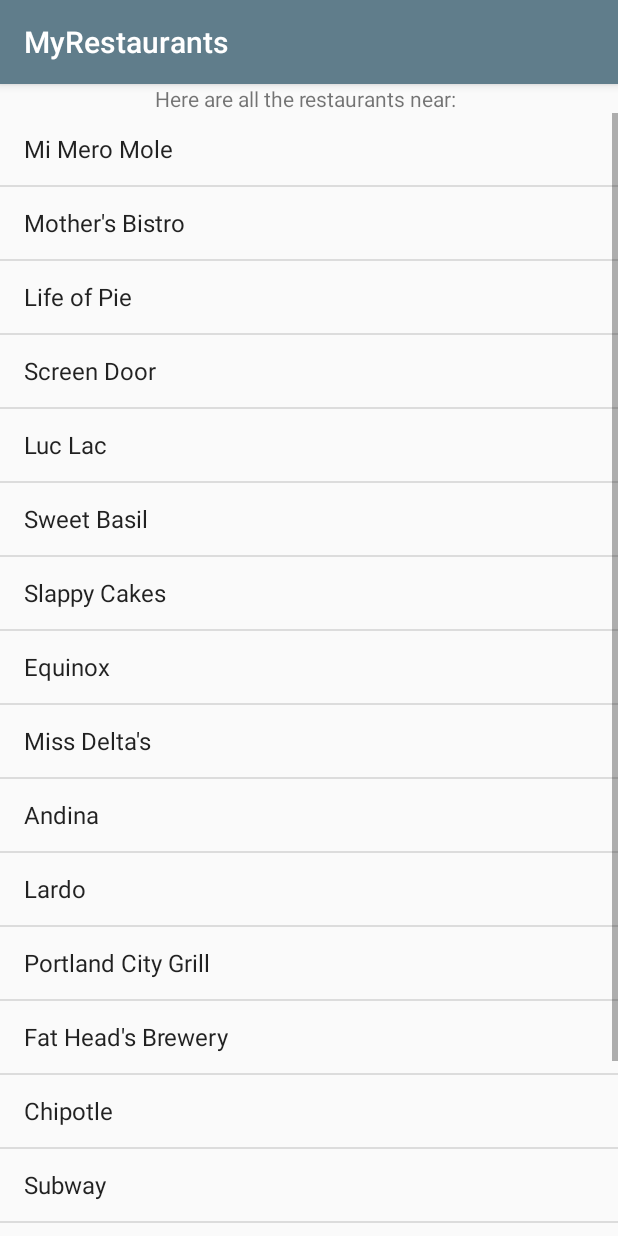
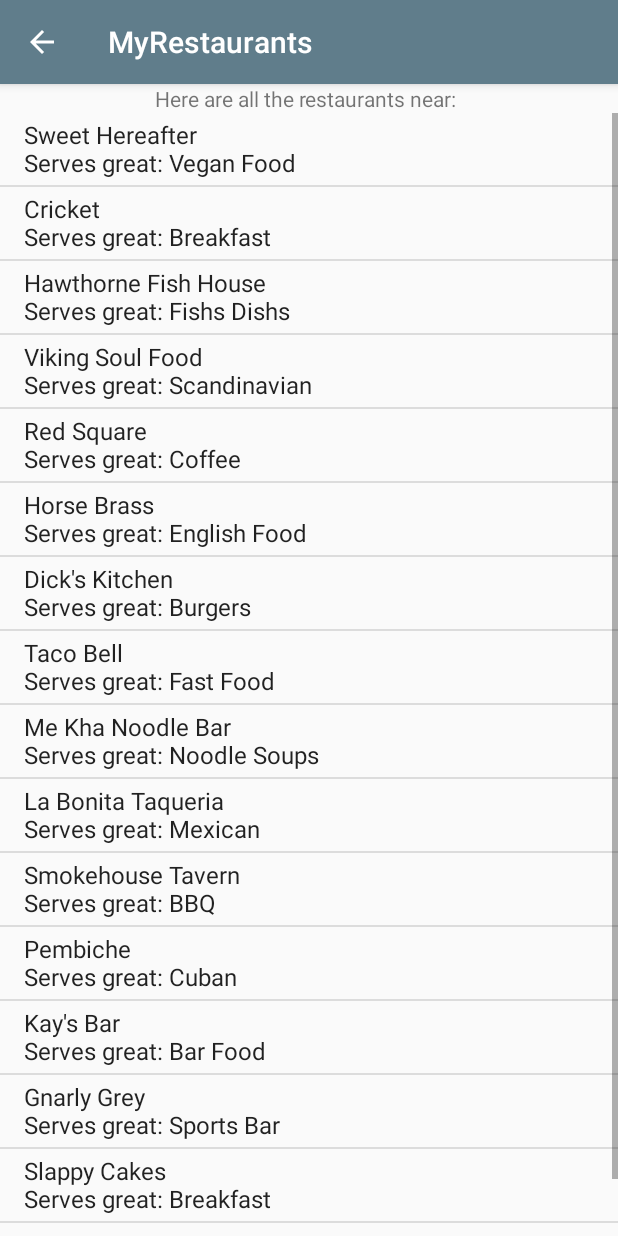
Before and after one commit to warnock/android-restaurant-app, an Android app: the screen it shows after launch (RestaurantsActivity), after a tap on "FIND RESTAURANTS", on a phone screen of 412 x 824 dp. Run offline under Robolectric (Android 15) with nearby library versions, the phone set to English and light mode, and no system bars; our stand-ins replace ButterKnife.

Commit message:
add custom array adapter and custom theme

```diff
--- a/app/src/main/AndroidManifest.xml
+++ b/app/src/main/AndroidManifest.xml
@@ -8,14 +8,19 @@
         android:label="@string/app_name"
         android:supportsRtl="true"
         android:theme="@style/AppTheme">
-        <activity android:name=".MainActivity">
+        <activity android:name=".MainActivity" android:theme="@style/NoActionBarTheme">
             <intent-filter>
                 <action android:name="android.intent.action.MAIN" />
 
                 <category android:name="android.intent.category.LAUNCHER" />
             </intent-filter>
         </activity>
-        <activity android:name=".RestaurantsActivity"></activity>
+        <activity android:name=".RestaurantsActivity">
+            <meta-data
+                android:name="android.support.PARENT_ACTIVITY"
+                android:value="com.example.guest.myrestaurant.MainActivity">
+            </meta-data>
+        </activity>
     </application>
 
 </manifest>
--- /dev/null
+++ b/app/src/main/java/com/example/guest/myrestaurant/MyRestaurantsArrayAdapter.java
@@ -0,0 +1,33 @@
+package com.example.guest.myrestaurant;
+
+import android.content.Context;
+import android.widget.ArrayAdapter;
+
+/**
+ * Created by Guest on 5/23/17.
+ */
+
+public class MyRestaurantsArrayAdapter extends ArrayAdapter {
+    private Context mContext;
+    private String[] mRestaurants;
+    private String[] mCuisines;
+
+    public MyRestaurantsArrayAdapter(Context mContext, int resource, String[] mRestaurants, String[] mCuisnines) {
+        super(mContext, resource);
+        this.mContext = mContext;
+        this.mRestaurants = mRestaurants;
+        this.mCuisines = mCuisnines;
+    }
+
+    @Override
+    public Object getItem(int position) {
+        String restaurant = mRestaurants[position];
+        String cuisine = mCuisines[position];
+        return String.format("%s \nServes great: %s", restaurant, cuisine);
+    }
+
+    @Override
+    public int getCount() {
+        return mRestaurants.length;
+    }
+}
--- a/app/src/main/java/com/example/guest/myrestaurant/RestaurantsActivity.java
+++ b/app/src/main/java/com/example/guest/myrestaurant/RestaurantsActivity.java
@@ -20,11 +20,9 @@ public class RestaurantsActivity extends AppCompatActivity {
     @Bind(R.id.locationTextView) TextView mLocationTextView;
     @Bind(R.id.listView) ListView mListView;
 
-    private String[] restaurants = new String[] {"Mi Mero Mole", "Mother's Bistro",
-            "Life of Pie", "Screen Door", "Luc Lac", "Sweet Basil",
-            "Slappy Cakes", "Equinox", "Miss Delta's", "Andina",
-            "Lardo", "Portland City Grill", "Fat Head's Brewery",
-            "Chipotle", "Subway", "Tasty n Alder", "Byways", "Batter"};
+    private String[] restaurants = new String[] {"Sweet Hereafter", "Cricket", "Hawthorne Fish House", "Viking Soul Food", "Red Square", "Horse Brass", "Dick's Kitchen", "Taco Bell", "Me Kha Noodle Bar", "La Bonita Taqueria", "Smokehouse Tavern", "Pembiche", "Kay's Bar", "Gnarly Grey", "Slappy Cakes", "Mi Mero Mole" };
+
+    private String[] cuisines = new String[] {"Vegan Food", "Breakfast", "Fishs Dishs", "Scandinavian", "Coffee", "English Food", "Burgers", "Fast Food", "Noodle Soups", "Mexican", "BBQ", "Cuban", "Bar Food", "Sports Bar", "Breakfast", "Mexican" };
 
     @Override
     protected void onCreate(Bundle savedInstanceState) {
@@ -32,7 +30,7 @@ public class RestaurantsActivity extends AppCompatActivity {
         setContentView(R.layout.activity_restaurants);
         ButterKnife.bind(this);
 
-        ArrayAdapter adapter = new ArrayAdapter(this, android.R.layout.simple_list_item_1, restaurants);
+        MyRestaurantsArrayAdapter adapter = new MyRestaurantsArrayAdapter(this, android.R.layout.simple_list_item_1, restaurants, cuisines);
         mListView.setAdapter(adapter);
 
         mListView.setOnItemClickListener(new AdapterView.OnItemClickListener() {
--- a/app/src/main/res/values/styles.xml
+++ b/app/src/main/res/values/styles.xml
@@ -8,4 +8,6 @@
         <item name="colorAccent">@color/colorAccent</item>
     </style>
 
+    <style name="NoActionBarTheme" parent="Theme.AppCompat.Light.NoActionBar"></style>
+
 </resources>
```
